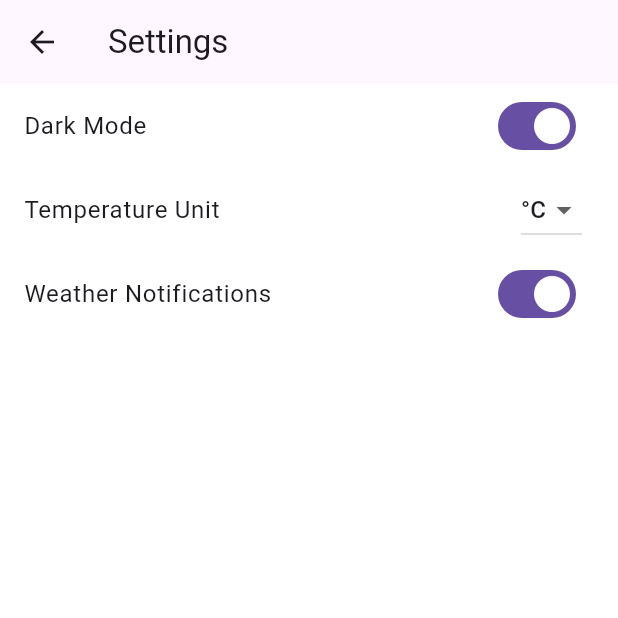
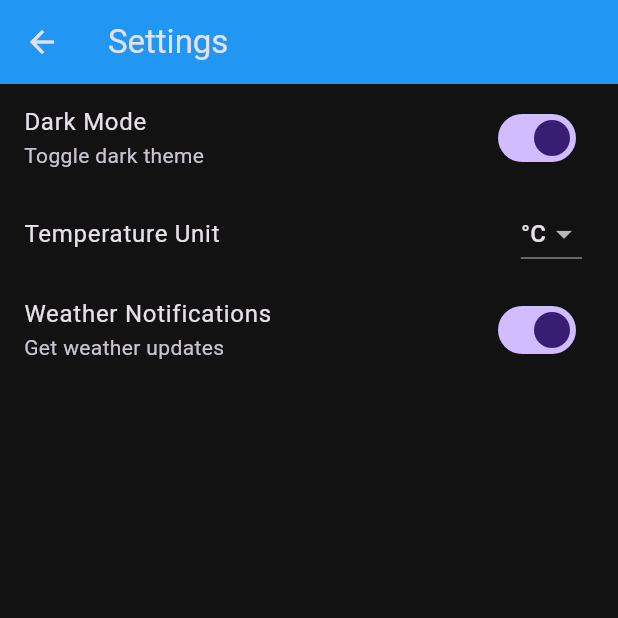
Before and after one commit to Qharny/weathora, a Flutter app: the SettingsScreen screen opened directly, after a tap on "Dark Mode", on a phone screen of 412 x 824 dp, the top half of it. Run offline on Flutter 3.47's test engine with Material 3 defaults, Android fonts, the phone set to English and light mode, and no system bars; our stand-ins replace flutter_local_notifications, geocoding, geolocator, shared_preferences; missing offline and left inert: workmanager; accounts and stored records are empty; statements that could not run were skipped.

```diff
--- a/lib/main.dart
+++ b/lib/main.dart
@@ -1,5 +1,6 @@
 import 'package:flutter/material.dart';
 import 'package:flutter/services.dart';
+import 'package:shared_preferences/shared_preferences.dart';
 import 'package:weathora/screens/splash.dart';
 import 'package:weathora/services/notification.dart';
 import 'theme/app_theme.dart';
@@ -10,21 +11,44 @@ void main() async{
   final notificationService = WeatherNotificationService();
   await notificationService.initialize();
   await notificationService.scheduleWeatherChecks();
+  final prefs = await SharedPreferences.getInstance();
+  final isDarkMode = prefs.getBool('darkMode') ?? false;
   SystemChrome.setPreferredOrientations([DeviceOrientation.portraitUp])
-      .then((_) => runApp(WeatherApp()));
+      .then((_) => runApp(WeatherApp( isDarkMode: isDarkMode)));
 }
 
-class WeatherApp extends StatelessWidget {
-  const WeatherApp({super.key});
+class WeatherApp extends StatefulWidget {
+  final bool isDarkMode;
+
+  const WeatherApp({super.key, required this.isDarkMode});
+
+  @override
+  State<WeatherApp> createState() => _WeatherAppState();
+
+  static _WeatherAppState of(BuildContext context) =>
+      context.findAncestorStateOfType<_WeatherAppState>()!;
+}
+
+class _WeatherAppState extends State<WeatherApp> {
+  late bool _isDarkMode;
+
+  @override
+  void initState() {
+    super.initState();
+    _isDarkMode = widget.isDarkMode;
+  }
+
+  void toggleTheme(bool isDarkMode) {
+    setState(() => _isDarkMode = isDarkMode);
+  }
 
   @override
   Widget build(BuildContext context) {
     return MaterialApp(
-      title: 'Weathora',
       theme: AppTheme.lightTheme,
       darkTheme: AppTheme.darkTheme,
+      themeMode: _isDarkMode ? ThemeMode.dark : ThemeMode.light,
       home: SplashScreen(),
-      debugShowCheckedModeBanner: false,
     );
   }
 }
--- a/lib/screens/settings.dart
+++ b/lib/screens/settings.dart
@@ -1,5 +1,6 @@
 import 'package:flutter/material.dart';
 import 'package:shared_preferences/shared_preferences.dart';
+import 'package:weathora/main.dart';
 
 class SettingsScreen extends StatefulWidget {
   const SettingsScreen({super.key});
@@ -37,19 +38,27 @@ class _SettingsScreenState extends State<SettingsScreen> {
     }
   }
 
+  Future<void> _toggleTheme(bool value) async {
+    final prefs = await SharedPreferences.getInstance();
+    await prefs.setBool('darkMode', value);
+    setState(() => _isDarkMode = value);
+    WeatherApp.of(context).toggleTheme(value);
+  }
+
   @override
   Widget build(BuildContext context) {
     return Scaffold(
-      appBar: AppBar(title: Text('Settings')),
+      appBar: AppBar(
+        title: Text('Settings'),
+        backgroundColor: Theme.of(context).primaryColor,
+      ),
       body: ListView(
         children: [
           SwitchListTile(
             title: Text('Dark Mode'),
+            subtitle: Text('Toggle dark theme'),
             value: _isDarkMode,
-            onChanged: (value) {
-              setState(() => _isDarkMode = value);
-              _saveSetting('darkMode', value);
-            },
+            onChanged: _toggleTheme,
           ),
           ListTile(
             title: Text('Temperature Unit'),
@@ -58,18 +67,23 @@ class _SettingsScreenState extends State<SettingsScreen> {
               items: ['°C', '°F'].map((unit) =>
                 DropdownMenuItem(value: unit, child: Text(unit))
               ).toList(),
-              onChanged: (value) {
-                setState(() => _temperatureUnit = value!);
-                _saveSetting('tempUnit', value);
+              onChanged: (value) async {
+                if (value != null) {
+                  final prefs = await SharedPreferences.getInstance();
+                  await prefs.setString('tempUnit', value);
+                  setState(() => _temperatureUnit = value);
+                }
               },
             ),
           ),
           SwitchListTile(
             title: Text('Weather Notifications'),
+            subtitle: Text('Get weather updates'),
             value: _notificationsEnabled,
-            onChanged: (value) {
+            onChanged: (value) async {
+              final prefs = await SharedPreferences.getInstance();
+              await prefs.setBool('notifications', value);
               setState(() => _notificationsEnabled = value);
-              _saveSetting('notifications', value);
             },
           ),
         ],
```
Also changed, not shown: 3 other files.
